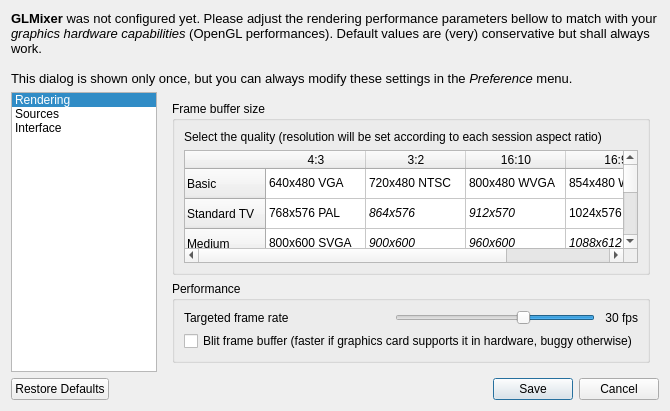
Before: the Qt Designer form src/UserPreferencesDialog.ui in markus-wa/glmixer-mirror, drawn with Qt 5.
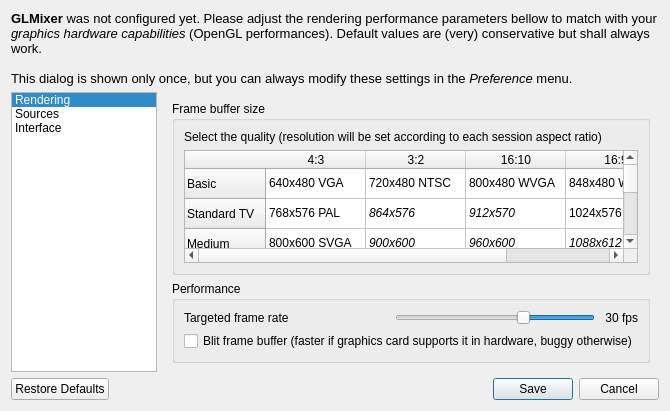
After: the same form once the commit is applied. Icons and pictures are not drawn. Custom widgets are drawn as their Qt base class.

Commit message: Fixed RECORDING of video and added file save dialog and buttons. Had to change the FBO sizes to compatible resolutions.

Diff of the .ui file:
```diff
--- a/src/UserPreferencesDialog.ui
+++ b/src/UserPreferencesDialog.ui
@@ -202,7 +202,7 @@
             </item>
             <item row="0" column="3">
              <property name="text">
-              <string>854x480 WVGA</string>
+              <string>848x480 WVGA</string>
              </property>
             </item>
             <item row="1" column="0">
```
The commit also changes 6 other files.
